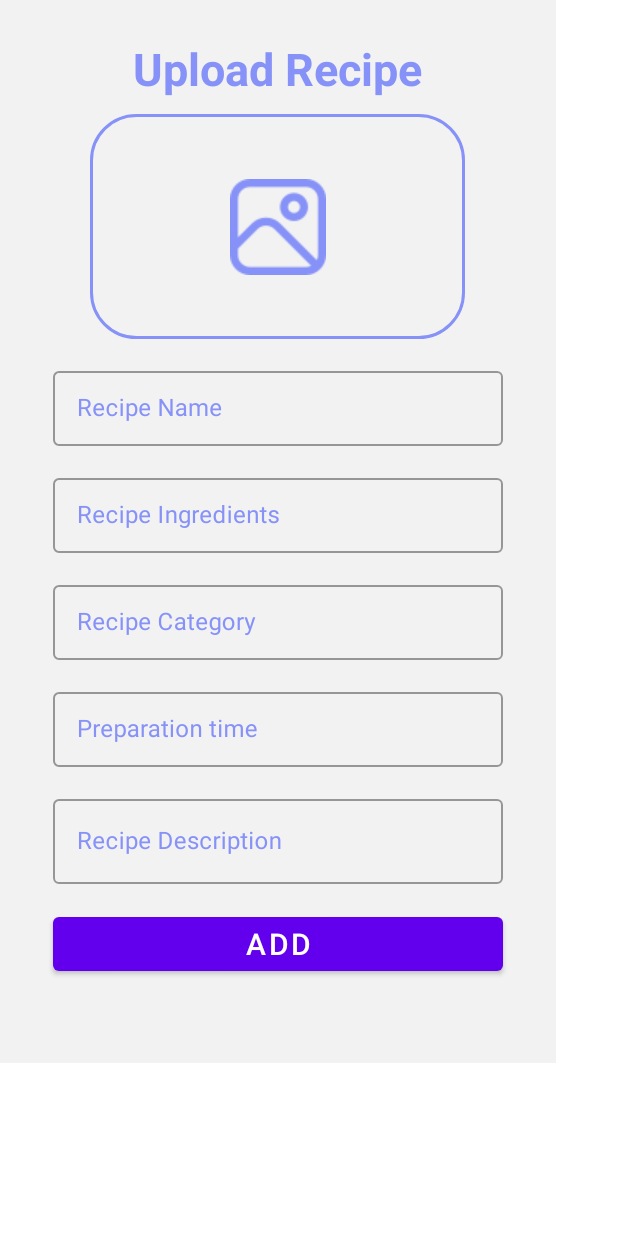
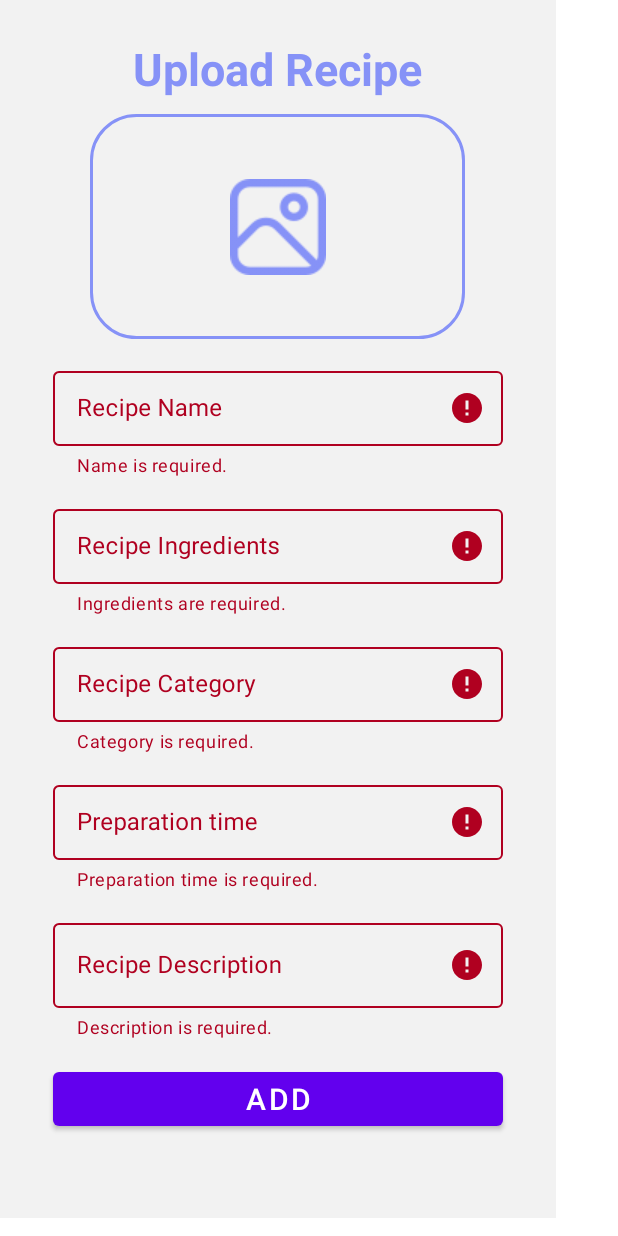
Before and after one commit to efi1397/WinningRecipe, an Android app: the AddRecipe screen opened through its navigation route, after a tap on "ADD", on a phone screen of 412 x 824 dp. Run offline under Robolectric (Android 15) with nearby library versions, the phone set to English and light mode, and no system bars; libraries missing offline, so code that uses them is left out: com.github.clans.fab; 2 statements that could not run were skipped.

Commit message:
Implemented Firebase Database Connection and Added Validations for Recipe Addition.

```diff
--- a/app/src/main/java/Utils/Recipe.java
+++ b/app/src/main/java/Utils/Recipe.java
@@ -8,14 +8,13 @@ public class Recipe {
     private String category;
     private int preparationTime;
     private String description;
-    private String image;
 
 
     public Recipe() {
         // Default constructor required for Firebase
     }
 
-    public Recipe(String name, List<String> ingredients, String image, String category, int preparationTime, String description) {
+    public Recipe(String name, List<String> ingredients, String category, int preparationTime, String description) {
         if (!isValidName(name)) {
             throw new IllegalArgumentException("Invalid name for Recipe");
         }
@@ -35,7 +34,6 @@ public class Recipe {
         // If all data is valid, initialize the object
         this.name = name;
         this.ingredients = ingredients;
-        this.image = image;
         this.category = category;
         this.preparationTime = preparationTime;
         this.description = description;
@@ -65,15 +63,6 @@ public class Recipe {
             throw new IllegalArgumentException("Invalid ingredients for Recipe");
         }
     }
-
-    public String getImage() {
-        return image;
-    }
-
-    public void setImage(String image) {
-        this.image = image;
-    }
-
     public String getCategory() {
         return category;
     }
@@ -111,23 +100,23 @@ public class Recipe {
     }
 
     // Validation methods for individual fields
-    private boolean isValidName(String name) {
+    public static boolean isValidName(String name) {
         return name != null && !name.isEmpty();
     }
 
-    private boolean isValidIngredients(List<String> ingredients) {
+    public static boolean isValidIngredients(List<String> ingredients) {
         return ingredients != null && !ingredients.isEmpty();
     }
 
-    private boolean isValidCategory(String category) {
+    public static boolean isValidCategory(String category) {
         return category != null && !category.isEmpty();
     }
 
-    private boolean isValidPreparationTime(int preparationTime) {
+    public static boolean isValidPreparationTime(int preparationTime) {
         return preparationTime >= 0; // Ensure non-negative preparation time
     }
 
-    private boolean isValidDescription(String description) {
+    public static boolean isValidDescription(String description) {
         return description != null && !description.isEmpty();
     }
 }
--- a/app/src/main/java/com/example/winningrecipe/AddRecipe.java
+++ b/app/src/main/java/com/example/winningrecipe/AddRecipe.java
@@ -1,5 +1,6 @@
 package com.example.winningrecipe;
 
+import android.annotation.SuppressLint;
 import android.app.Activity;
 import android.content.Intent;
 import android.net.Uri;
@@ -11,6 +12,7 @@ import androidx.activity.result.ActivityResultLauncher;
 import androidx.activity.result.contract.ActivityResultContracts;
 import androidx.fragment.app.Fragment;
 
+import android.util.Log;
 import android.view.LayoutInflater;
 import android.view.MenuItem;
 import android.view.View;
@@ -21,8 +23,10 @@ import android.widget.PopupMenu;
 import android.widget.Toast;
 
 import com.google.android.material.textfield.TextInputEditText;
+import com.google.android.material.textfield.TextInputLayout;
 
 import java.util.ArrayList;
+import java.util.Arrays;
 import java.util.List;
 
 import Utils.FirebaseHandler;
@@ -37,11 +41,19 @@ public class AddRecipe extends Fragment {
     Uri uri;
 
 
+    @SuppressLint("MissingInflatedId")
     @Override
     public View onCreateView(LayoutInflater inflater, ViewGroup container,
                              Bundle savedInstanceState) {
         // Inflate the layout for this fragment
         View viewF = inflater.inflate(R.layout.fragment_add_recipe, container, false);
+
+        // Add TextInputLayouts for error messages
+        TextInputLayout textInputLayoutName = viewF.findViewById(R.id.textInputLayoutName);
+        TextInputLayout textInputLayoutIngredients = viewF.findViewById(R.id.textInputLayoutIngredients);
+        TextInputLayout textInputLayoutCategory = viewF.findViewById(R.id.textInputLayoutCategory);
+        TextInputLayout textInputLayoutTime = viewF.findViewById(R.id.textInputLayoutTime);
+        TextInputLayout textInputLayoutDescription = viewF.findViewById(R.id.textInputLayoutDescription);
 
         uploadImage = viewF.findViewById(R.id.upload_image);
 
@@ -52,8 +64,6 @@ public class AddRecipe extends Fragment {
         uploadDescription = viewF.findViewById(R.id.upload_description);
 
         saveButton = viewF.findViewById(R.id.addRecipeToFirebase);
-
-//        uploadCategory.setEnabled(false);
 
         uploadCategory.setOnClickListener(new View.OnClickListener() {
             @Override
@@ -107,16 +117,83 @@ public class AddRecipe extends Fragment {
             }
         });
 
+
         saveButton.setOnClickListener(new View.OnClickListener() {
             @Override
             public void onClick(View v) {
+                // Retrieve input values from the EditText fields
+                String name = uploadName.getText().toString();
+                String ingredientsText = uploadIngredients.getText().toString();
+                String category = uploadCategory.getText().toString();
+                String timeText = uploadTime.getText().toString();
+                String description = uploadDescription.getText().toString();
 
-                List<String> listt = new ArrayList<>();
-                listt.add(uploadIngredients.getText().toString());
-                Recipe recipe = new Recipe(uploadName.getText().toString(), listt," ",uploadCategory.getText().toString(), Integer.parseInt(uploadTime.getText().toString()), uploadDescription.getText().toString());
+                List<String> ingredients;
+                // Check if the ingredientsText is empty or contains only spaces
+                if (ingredientsText.trim().isEmpty()) {
+                    ingredients = new ArrayList<>(); // Create an empty list
+                } else {
+                    // Split the ingredientsText using a comma as the delimiter
+                    ingredients = Arrays.asList(ingredientsText.split(","));
+                }
 
-                FirebaseHandler firebaseHandler = new FirebaseHandler();
-                firebaseHandler.addRecipe(recipe.getCategory(), recipe.getName(), recipe, uri);
+                String preparationTimeText = uploadTime.getText().toString();
+                int preparationTime;
+                // Check if the timeText is not empty
+                if (!preparationTimeText.trim().isEmpty()) {
+                    // Parse the timeText to an integer
+                    preparationTime = Integer.parseInt(timeText);
+                } else {
+                    // Handle the case where the time field is empty
+                    preparationTime = -1;
+                }
+
+                // Validate each input field
+                boolean isValidName = Recipe.isValidName(name);
+                boolean isValidIngredients = Recipe.isValidIngredients(ingredients);
+                boolean isValidCategory = Recipe.isValidCategory(category);
+                boolean isValidTime = Recipe.isValidPreparationTime(preparationTime);
+                boolean isValidDescription = Recipe.isValidDescription(description);
+
+                // Display validation errors (if any)
+                if (!isValidName) {
+                    textInputLayoutName.setError("Name is required.");
+                } else {
+                    textInputLayoutName.setError(null); // Clear error message if valid
+                }
+
+                if (!isValidIngredients) {
+                    textInputLayoutIngredients.setError("Ingredients are required.");
+                } else {
+                    textInputLayoutIngredients.setError(null); // Clear error message if valid
+                }
+
+                if (!isValidCategory) {
+                    textInputLayoutCategory.setError("Category is required.");
+                } else {
+                    textInputLayoutCategory.setError(null); // Clear error message if valid
+                }
+
+                if (!isValidTime || preparationTime < 0) {
+                    textInputLayoutTime.setError("Preparation time is required.");
+                } else {
+                    textInputLayoutTime.setError(null); // Clear error message if valid
+                }
+
+                if (!isValidDescription) {
+                    textInputLayoutDescription.setError("Description is required.");
+                } else {
+                    textInputLayoutDescription.setError(null); // Clear error message if valid
+                }
+
+                // If all fields are valid, create and add the recipe
+                if (isValidName && isValidIngredients && isValidCategory && isValidTime && isValidDescription) {
+                    // Create a new Recipe object
+                    Recipe recipe = new Recipe(name, ingredients, category, Integer.parseInt(timeText), description);
+
+                    FirebaseHandler firebaseHandler = new FirebaseHandler();
+                    firebaseHandler.addRecipe(recipe.getCategory(), recipe.getName(), recipe);
+                }
             }
         });
 
--- a/app/src/main/res/layout/fragment_add_recipe.xml
+++ b/app/src/main/res/layout/fragment_add_recipe.xml
@@ -36,6 +36,7 @@
             android:layout_marginTop="10dp"/>
 
         <com.google.android.material.textfield.TextInputLayout
+			android:id="@+id/textInputLayoutName"
 			style="@style/Widget.MaterialComponents.TextInputLayout.OutlinedBox"
 			android:layout_width="300dp"
 			android:layout_height="wrap_content"
@@ -45,22 +46,19 @@
 			android:hint="Recipe Name"
 			android:textColorHint="@color/appColor"
 			android:textColor="@color/appColor"
-            app:layout_constraintEnd_toEndOf="parent"
-            app:layout_constraintHorizontal_bias="0.5"
-            app:layout_constraintStart_toStartOf="parent"
-            app:layout_constraintTop_toBottomOf="@+id/textView"
-            android:gravity="start|center_vertical">
+			app:errorEnabled="true">
 
 			<com.google.android.material.textfield.TextInputEditText
 				android:id="@+id/upload_name"
 				android:layout_width="match_parent"
 				android:layout_height="50dp"
 				android:inputType="text"
-                android:textColor="@color/appColor"/>
+				android:textColor="@color/appColor" />
 
 		</com.google.android.material.textfield.TextInputLayout>
 
 		<com.google.android.material.textfield.TextInputLayout
+			android:id="@+id/textInputLayoutIngredients"
 			style="@style/Widget.MaterialComponents.TextInputLayout.OutlinedBox"
 			android:layout_width="300dp"
 			android:layout_height="wrap_content"
@@ -81,12 +79,13 @@
 				android:layout_width="match_parent"
 				android:layout_height="50dp"
 				android:inputType="text"
-                android:textColor="@color/appColor"/>
+				android:textColor="@color/appColor" />
 
 		</com.google.android.material.textfield.TextInputLayout>
 
+
 		<com.google.android.material.textfield.TextInputLayout
-            android:id="@+id/categoryTextInputLayout"
+			android:id="@+id/textInputLayoutCategory"
 			style="@style/Widget.MaterialComponents.TextInputLayout.OutlinedBox"
 			android:layout_width="300dp"
 			android:layout_height="wrap_content"
@@ -107,11 +106,12 @@
 				android:layout_width="match_parent"
 				android:layout_height="50dp"
 				android:inputType="text"
-                android:textColor="@color/appColor"/>
+				android:textColor="@color/appColor" />
 
 		</com.google.android.material.textfield.TextInputLayout>
 
         <com.google.android.material.textfield.TextInputLayout
+			android:id="@+id/textInputLayoutTime"
 			style="@style/Widget.MaterialComponents.TextInputLayout.OutlinedBox"
 			android:layout_width="300dp"
 			android:layout_height="wrap_content"
@@ -132,11 +132,12 @@
 				android:layout_width="match_parent"
 				android:layout_height="50dp"
 				android:inputType="time"
-                android:textColor="@color/appColor"/>
+				android:textColor="@color/appColor" />
 
 		</com.google.android.material.textfield.TextInputLayout>
 
 		<com.google.android.material.textfield.TextInputLayout
+			android:id="@+id/textInputLayoutDescription"
 			style="@style/Widget.MaterialComponents.TextInputLayout.OutlinedBox"
 			android:layout_width="300dp"
 			android:layout_height="wrap_content"
@@ -156,7 +157,7 @@
 				android:id="@+id/upload_description"
 				android:layout_width="match_parent"
 				android:layout_height="wrap_content"
-                android:textColor="@color/appColor"/>
+				android:textColor="@color/appColor" />
 
 		</com.google.android.material.textfield.TextInputLayout>
 
```
Also changed, not shown: app/src/main/java/Utils/FirebaseHandler.java (+12 -13 lines), 1 other file. Lines whose indentation alone changed are shown as unchanged.
